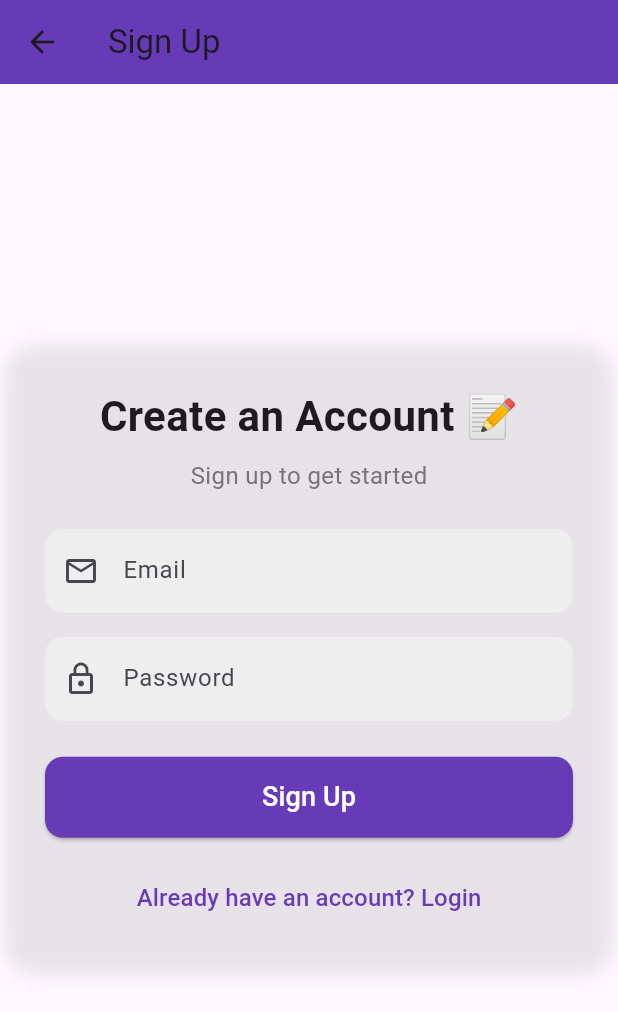
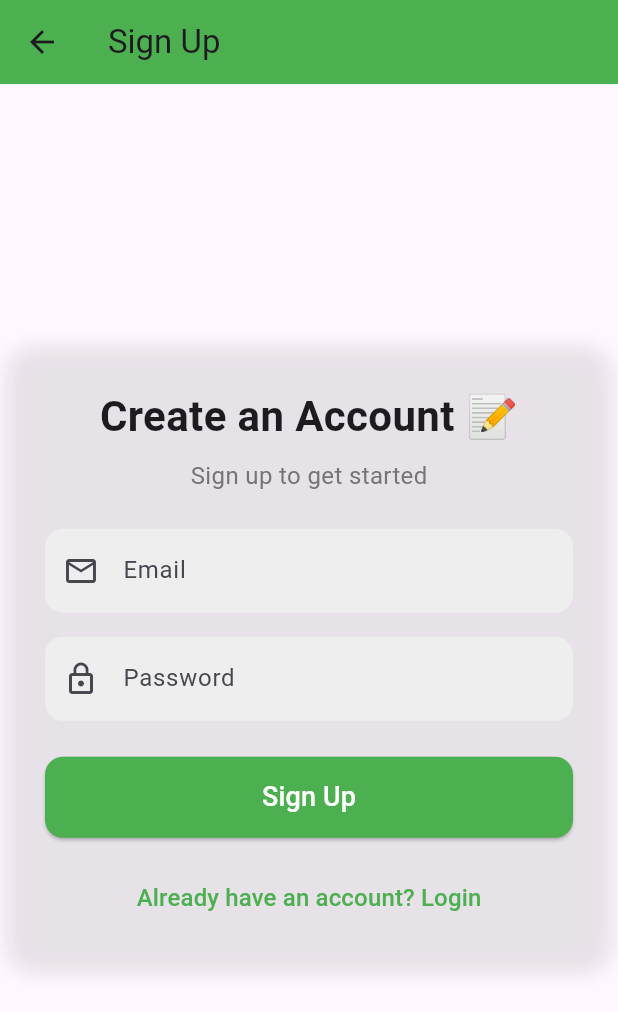
Before and after one commit to MostakAhmedShahad/lets_chat_2.0, a Flutter app: the SignupScreen screen opened directly, on a phone screen of 412 x 824 dp. Shown: the top 1012 px of the screen. Run offline on Flutter 3.47's test engine with Material 3 defaults, Android fonts, the phone set to English and light mode, and no system bars; our stand-ins replace cloud_firestore, equatable, firebase_auth, firebase_core, flutter_bloc; accounts and stored records are empty.

Commit message:
color_change

```diff
--- a/lib/screens/signup_screen.dart
+++ b/lib/screens/signup_screen.dart
@@ -27,7 +27,7 @@ class SignupScreen extends StatelessWidget {
       child: Scaffold(
         appBar: AppBar(
           title: Text('Sign Up'),
-          backgroundColor: Colors.deepPurple,
+          backgroundColor: Colors.green,
         ),
         body: Center(
           child: Container(
@@ -112,7 +112,7 @@ class SignupScreen extends StatelessWidget {
                     context.read<AuthBloc>().add(SignUpRequested(email, password));
                   },
                   style: ElevatedButton.styleFrom(
-                    backgroundColor: Colors.deepPurple, // Premium look
+                    backgroundColor: Colors.green, // Premium look
                     padding: EdgeInsets.symmetric(vertical: 14),
                     minimumSize: Size(double.infinity, 50),
                     shape: RoundedRectangleBorder(
@@ -133,7 +133,7 @@ class SignupScreen extends StatelessWidget {
                   },
                   child: Text(
                     "Already have an account? Login",
-                    style: TextStyle(color: Colors.deepPurple, fontSize: 16),
+                    style: TextStyle(color: Colors.green, fontSize: 16),
                   ),
                 ),
               ],
```
Also changed, not shown: lib/screens/chat_screen.dart (+5 -5 lines), lib/screens/inbox_screen.dart (+5 -5 lines).
